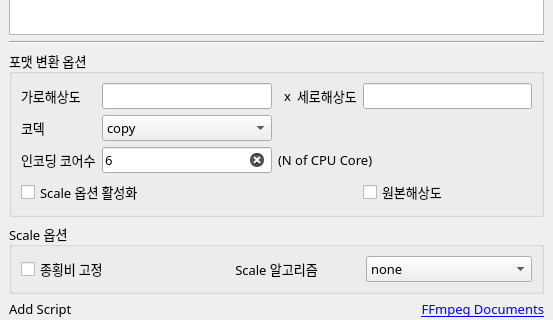
Qt form hapconvert.ui (movenine/serverutils) before a commit; both pictures show x 0 to 553 and y 257 to 577 of the 553 by 722 pixel window.
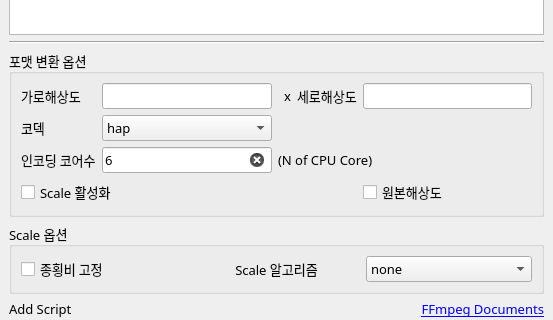
The same form after that commit.

Patch:
```diff
--- a/hapconvert.ui
+++ b/hapconvert.ui
@@ -157,7 +157,7 @@
           <string/>
          </property>
          <property name="text">
-          <string>Scale 옵션 활성화 </string>
+          <string>Scale 활성화 </string>
          </property>
         </widget>
        </item>
@@ -255,11 +255,6 @@
          <property name="modelColumn">
           <number>0</number>
          </property>
-         <item>
-          <property name="text">
-           <string>copy</string>
-          </property>
-         </item>
          <item>
           <property name="text">
            <string>hap</string>
```
Left out of the diff: 2 changed lines with no effect on the pictures.
